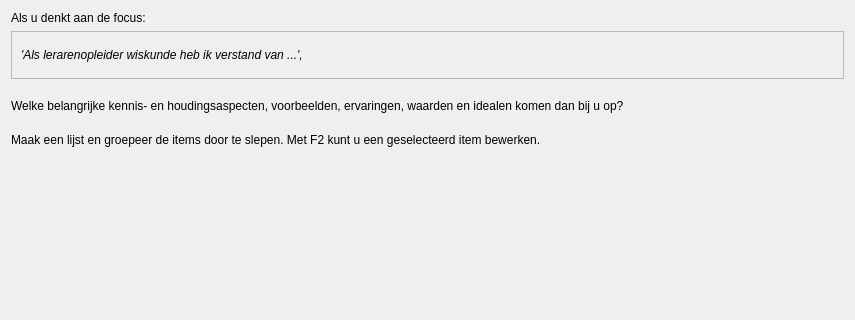
Before: the Qt Designer form qtbrainweaverclusterdialog.ui in richelbilderbeek/BrainWeaver, drawn with Qt 5; both pictures show x 0 to 855 and y 0 to 320 of the 855 by 748 pixel window.
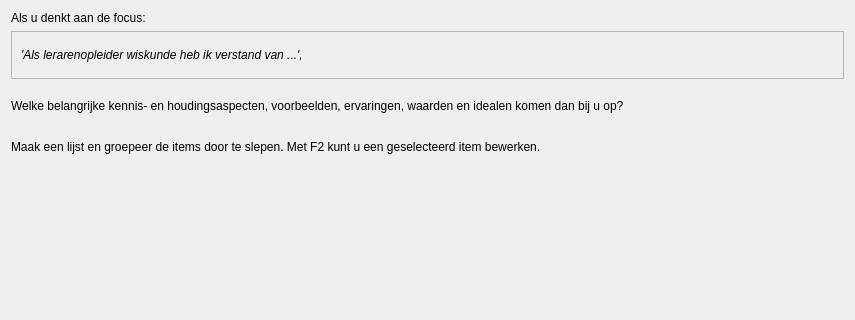
After: the same form once the commit is applied. Icons and pictures are not drawn.

Diff of the .ui file:
```diff
--- a/qtbrainweaverclusterdialog.ui
+++ b/qtbrainweaverclusterdialog.ui
@@ -105,6 +105,9 @@
      <property name="text">
       <string>Maak een lijst en groepeer de items door te slepen. Met F2 kunt u een geselecteerd item bewerken.</string>
      </property>
+     <property name="wordWrap">
+      <bool>true</bool>
+     </property>
     </widget>
    </item>
    <item>
```
